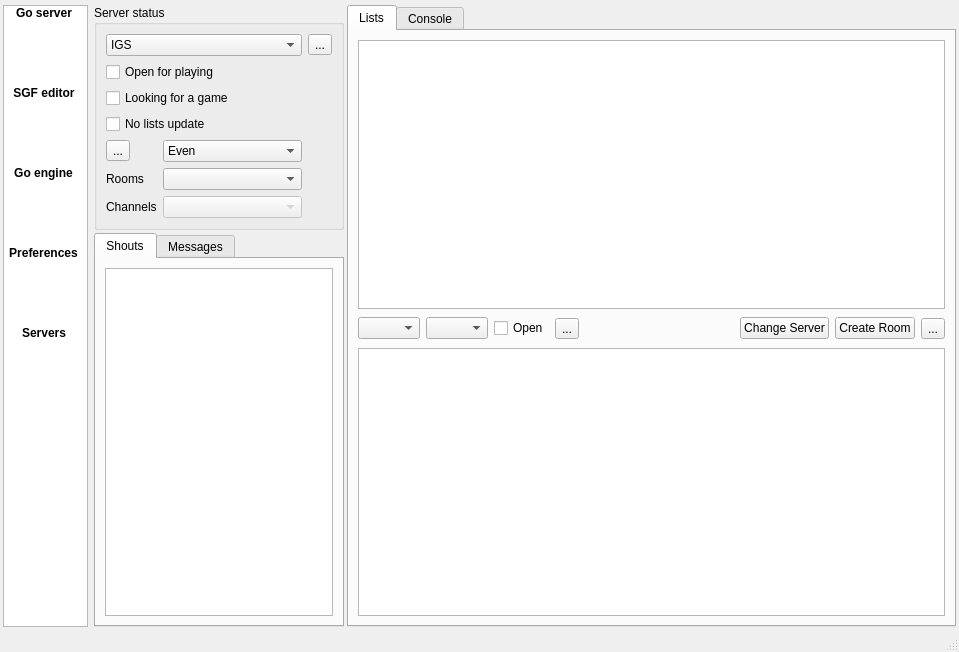
iamsyt/qgo, file src/mainwindow.ui: the form before one commit.
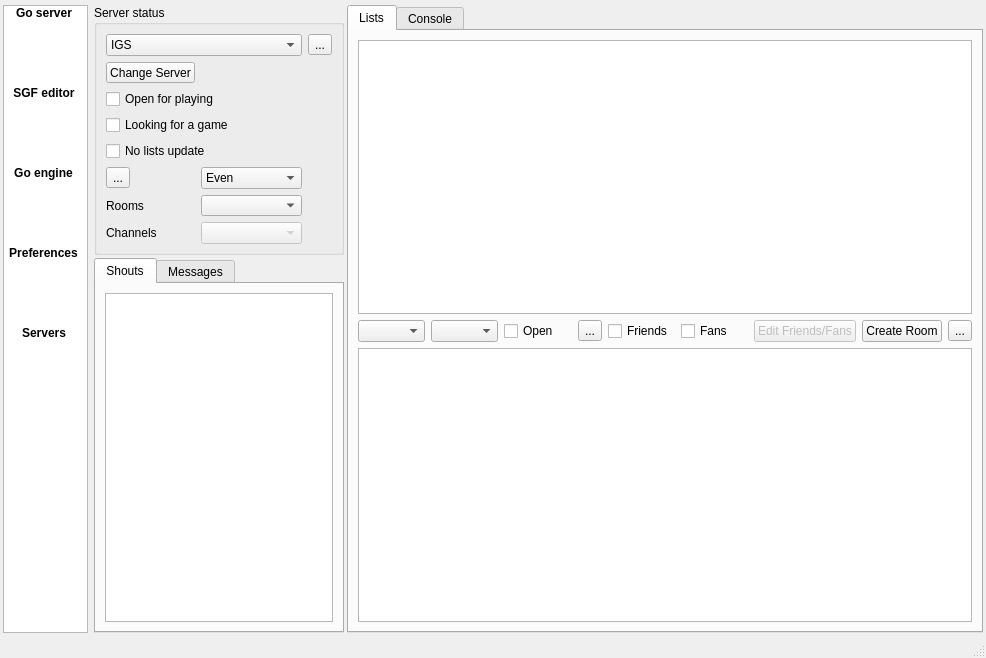
The form after the commit. Icons and pictures are not drawn. Custom widgets are drawn as their Qt base class.

Commit message: friends/watch/block support

Patch:
```diff
--- a/src/mainwindow.ui
+++ b/src/mainwindow.ui
@@ -5,8 +5,8 @@
    <rect>
     <x>0</x>
     <y>0</y>
-    <width>959</width>
-    <height>652</height>
+    <width>986</width>
+    <height>658</height>
    </rect>
   </property>
   <property name="font" >
@@ -202,28 +202,28 @@
              </item>
             </widget>
            </item>
-           <item row="1" column="0" colspan="2" >
+           <item row="2" column="0" colspan="2" >
             <widget class="QCheckBox" name="setOpenMode" >
              <property name="text" >
               <string>Open for playing</string>
              </property>
             </widget>
            </item>
-           <item row="2" column="0" colspan="2" >
+           <item row="3" column="0" colspan="2" >
             <widget class="QCheckBox" name="setLookingMode" >
              <property name="text" >
               <string>Looking for a game</string>
              </property>
             </widget>
            </item>
-           <item row="3" column="0" colspan="2" >
+           <item row="4" column="0" colspan="2" >
             <widget class="QCheckBox" name="setQuietMode" >
              <property name="text" >
               <string>No lists update</string>
              </property>
             </widget>
            </item>
-           <item row="4" column="0" >
+           <item row="5" column="0" >
             <widget class="QToolButton" name="toolSeek" >
              <property name="text" >
               <string>...</string>
@@ -246,7 +246,7 @@
              </property>
             </widget>
            </item>
-           <item row="4" column="1" >
+           <item row="5" column="1" >
             <widget class="QComboBox" name="seekHandicapList" >
              <property name="toolTip" >
               <string>Set the handicap range you want for seeking games</string>
@@ -283,24 +283,24 @@
              </item>
             </widget>
            </item>
-           <item row="5" column="0" >
+           <item row="6" column="0" >
             <widget class="QLabel" name="roomsLabel" >
              <property name="text" >
               <string>Rooms</string>
              </property>
             </widget>
            </item>
-           <item row="5" column="1" >
+           <item row="6" column="1" >
             <widget class="QComboBox" name="RoomList" />
            </item>
-           <item row="6" column="0" >
+           <item row="7" column="0" >
             <widget class="QLabel" name="channelsLabel" >
              <property name="text" >
               <string>Channels</string>
              </property>
             </widget>
            </item>
-           <item row="6" column="1" >
+           <item row="7" column="1" >
             <widget class="QComboBox" name="channelsCB" >
              <property name="enabled" >
               <bool>false</bool>
@@ -332,6 +332,13 @@
              </property>
             </widget>
            </item>
+           <item row="1" column="0" >
+            <widget class="QPushButton" name="changeServerPB" >
+             <property name="text" >
+              <string>Change Server</string>
+             </property>
+            </widget>
+           </item>
           </layout>
          </widget>
         </item>
@@ -434,25 +441,18 @@
            <attribute name="title" >
             <string>Lists</string>
            </attribute>
-           <layout class="QGridLayout" name="gridLayout_2" >
-            <item row="1" column="4" >
-             <spacer>
-              <property name="orientation" >
-               <enum>Qt::Horizontal</enum>
+           <layout class="QGridLayout" name="gridLayout_6" >
+            <item row="0" column="0" colspan="9" >
+             <widget class="QTreeView" name="playerView" >
+              <property name="contextMenuPolicy" >
+               <enum>Qt::CustomContextMenu</enum>
               </property>
-              <property name="sizeHint" stdset="0" >
+              <property name="iconSize" >
                <size>
-                <width>105</width>
-                <height>27</height>
+                <width>0</width>
+                <height>0</height>
                </size>
               </property>
-             </spacer>
-            </item>
-            <item row="0" column="0" colspan="8" >
-             <widget class="QTreeView" name="playerView" >
-              <property name="contextMenuPolicy" >
-               <enum>Qt::CustomContextMenu</enum>
-              </property>
               <property name="rootIsDecorated" >
                <bool>false</bool>
               </property>
@@ -770,7 +770,38 @@
               </property>
              </widget>
             </item>
+            <item row="1" column="4" >
+             <widget class="QCheckBox" name="friendsCheck" >
+              <property name="text" >
+               <string>Friends</string>
+              </property>
+             </widget>
+            </item>
+            <item row="1" column="5" >
+             <widget class="QCheckBox" name="fansCheck" >
+              <property name="text" >
+               <string>Fans</string>
+              </property>
+             </widget>
+            </item>
+            <item row="1" column="6" >
+             <widget class="QPushButton" name="editFriendsFansPB" >
+              <property name="enabled" >
+               <bool>false</bool>
+              </property>
+              <property name="text" >
+               <string>Edit Friends/Fans</string>
+              </property>
+             </widget>
+            </item>
             <item row="1" column="7" >
+             <widget class="QPushButton" name="createRoomPB" >
+              <property name="text" >
+               <string>Create Room</string>
+              </property>
+             </widget>
+            </item>
+            <item row="1" column="8" >
              <widget class="QToolButton" name="pbRefreshGames" >
               <property name="text" >
                <string>...</string>
@@ -781,7 +812,7 @@
               </property>
              </widget>
             </item>
-            <item row="2" column="0" colspan="8" >
+            <item row="2" column="0" colspan="9" >
              <widget class="QTreeView" name="gamesView" >
               <property name="contextMenuPolicy" >
                <enum>Qt::CustomContextMenu</enum>
@@ -797,20 +828,6 @@
               </property>
              </widget>
             </item>
-            <item row="1" column="6" >
-             <widget class="QPushButton" name="createRoomPB" >
-              <property name="text" >
-               <string>Create Room</string>
-              </property>
-             </widget>
-            </item>
-            <item row="1" column="5" >
-             <widget class="QPushButton" name="changeServerPB" >
-              <property name="text" >
-               <string>Change Server</string>
-              </property>
-             </widget>
-            </item>
            </layout>
           </widget>
           <widget class="QWidget" name="tab_2" >
```
